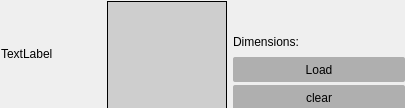
jahshaka/Studio, file src/widgets/texturepicker.ui: the form before one commit.
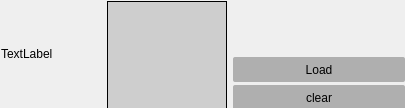
The form after the commit.

Diff of the .ui file:
```diff
--- a/src/widgets/texturepicker.ui
+++ b/src/widgets/texturepicker.ui
@@ -142,7 +142,7 @@
         </size>
        </property>
        <property name="text">
-        <string>Dimensions:</string>
+        <string/>
        </property>
       </widget>
      </item>
```
